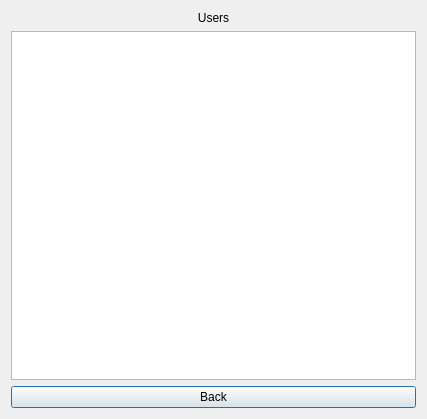
First picture: the form in main/UI/Unbanned.ui, repository Demonim/Simargl-Study-Project, before the edit.
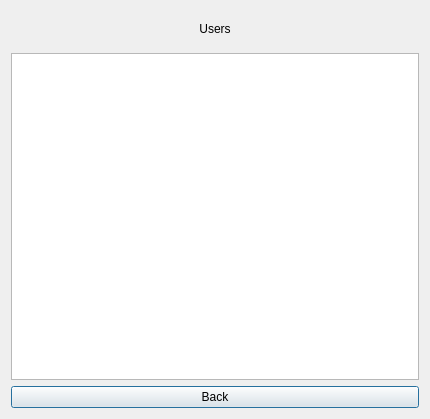
Second picture: the form after the edit.

Patch:
```diff
--- a/main/UI/Unbanned.ui
+++ b/main/UI/Unbanned.ui
@@ -6,14 +6,20 @@
    <rect>
     <x>0</x>
     <y>0</y>
-    <width>427</width>
+    <width>430</width>
     <height>419</height>
    </rect>
   </property>
+  <property name="maximumSize">
+   <size>
+    <width>430</width>
+    <height>500</height>
+   </size>
+  </property>
   <property name="windowTitle">
    <string>Dialog</string>
   </property>
-  <layout class="QVBoxLayout" name="verticalLayout">
+  <layout class="QVBoxLayout" name="verticalLayout" stretch="1,9,1">
    <item>
     <widget class="QLabel" name="Users">
      <property name="text">
```
Left out of the diff: 2 changed lines with no effect on the pictures.
